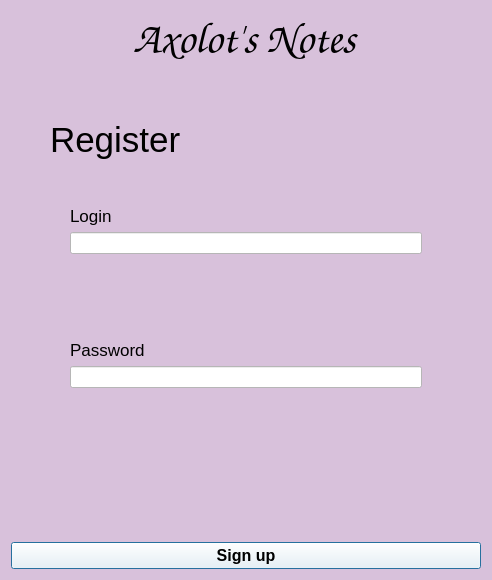
First picture: the form in Interface_files/WindowSignin.ui, repository Ephirious/Notes-TaskManager, before the edit.
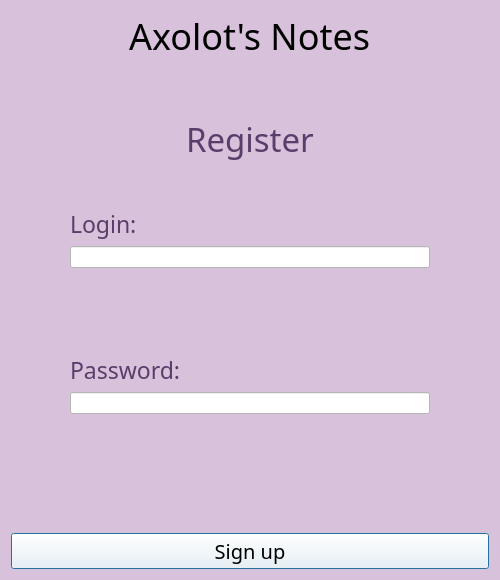
Second picture: the form after the edit. Icons and pictures are not drawn.

Commit message: настраиваю размеры окошек + оформила дизайн окна с регистрацией + добавила шрифт для проверки работы

The edit to the form file:
```diff
--- a/Interface_files/WindowSignin.ui
+++ b/Interface_files/WindowSignin.ui
@@ -6,7 +6,7 @@
    <rect>
     <x>0</x>
     <y>0</y>
-    <width>492</width>
+    <width>500</width>
     <height>580</height>
    </rect>
   </property>
@@ -39,11 +39,16 @@
       <widget class="QLabel" name="label">
        <property name="font">
         <font>
-         <family>Comic Sans MS</family>
-         <pointsize>32</pointsize>
-         <bold>true</bold>
+         <family>Snap ITC</family>
+         <pointsize>27</pointsize>
+         <italic>false</italic>
+         <bold>false</bold>
         </font>
        </property>
+       <property name="styleSheet">
+        <string notr="true">font: 27pt &quot;Snap ITC&quot;;
+background-color: none;</string>
+       </property>
        <property name="text">
         <string>Axolot's Notes</string>
        </property>
@@ -81,16 +86,21 @@
         <property name="rightMargin">
          <number>30</number>
         </property>
-        <item>
+        <item alignment="Qt::AlignmentFlag::AlignHCenter">
          <widget class="QLabel" name="label_3">
           <property name="font">
            <font>
-            <family>Segoe UI</family>
-            <pointsize>26</pointsize>
+            <family>Sitka</family>
+            <pointsize>25</pointsize>
             <italic>false</italic>
             <bold>false</bold>
            </font>
           </property>
+          <property name="styleSheet">
+           <string notr="true">font: 25pt &quot;Sitka&quot;;
+background-color: none;
+color: rgb(91, 61, 107)</string>
+          </property>
           <property name="text">
            <string>Register</string>
           </property>
@@ -116,11 +126,18 @@
          <widget class="QLabel" name="label_login">
           <property name="font">
            <font>
-            <pointsize>13</pointsize>
+            <family>Sitka</family>
+            <pointsize>17</pointsize>
+            <italic>false</italic>
+            <bold>false</bold>
            </font>
           </property>
+          <property name="styleSheet">
+           <string notr="true">font: 17pt &quot;Sitka&quot;;
+color: rgb(91, 61, 107)</string>
+          </property>
           <property name="text">
-           <string>Login</string>
+           <string>Login:</string>
           </property>
          </widget>
         </item>
@@ -166,11 +183,18 @@
          <widget class="QLabel" name="label_password">
           <property name="font">
            <font>
-            <pointsize>13</pointsize>
+            <family>Sitka</family>
+            <pointsize>17</pointsize>
+            <italic>false</italic>
+            <bold>false</bold>
            </font>
           </property>
+          <property name="styleSheet">
+           <string notr="true">font: 17pt &quot;Sitka&quot;;
+color: rgb(91, 61, 107)</string>
+          </property>
           <property name="text">
-           <string>Password</string>
+           <string>Password:</string>
           </property>
          </widget>
         </item>
@@ -209,8 +233,10 @@
     <widget class="QPushButton" name="btn_signup">
      <property name="font">
       <font>
-       <pointsize>12</pointsize>
-       <bold>true</bold>
+       <family>Sitka</family>
+       <pointsize>15</pointsize>
+       <italic>false</italic>
+       <bold>false</bold>
       </font>
      </property>
      <property name="styleSheet">
```
Left out of the diff: 3 changed lines with no effect on the pictures. The commit also changes 7 other files.
